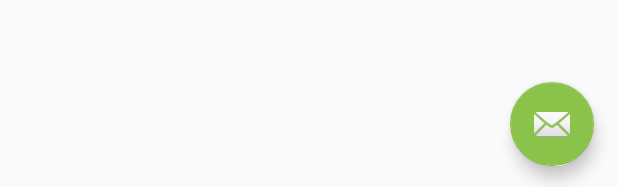
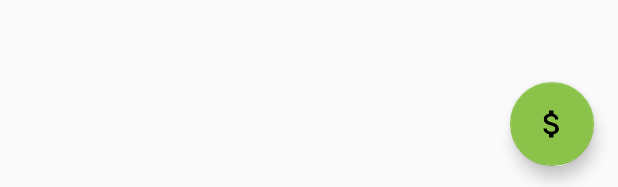
Before and after one commit to wangwindlong/Beauty, an Android app: the layout activity_main.xml on its own in the app's theme, with its tools: preview values and no code run, on a phone screen of 412 x 824 dp. Shown: the part 1046-1233 px from the top of the screen. Run offline under Robolectric (Android 15) with nearby library versions, the phone set to English and light mode, and no system bars.

Commit message:
add donate function

```diff
--- a/app/build.gradle
+++ b/app/build.gradle
@@ -74,4 +74,5 @@ dependencies {
     compile 'com.tbruyelle.rxpermissions:rxpermissions:0.9.0@aar'
     compile 'com.bugtags.library:bugtags-lib:latest.integration'
     compile 'com.artemzin.rxjava:proguard-rules:1.1.0.0'
+    compile 'moe.feng:AlipayZeroSdk:1.1'
 }
--- a/app/src/main/java/com/dante/girls/base/Constants.java
+++ b/app/src/main/java/com/dante/girls/base/Constants.java
@@ -13,4 +13,6 @@ public class Constants {
     public static final String URL = "url";
     public static final String DATA = "data";
     public static final String HAS_HINT = "first_hint";
+    public static final String ALI_PAY = "aex00371u7j5qknwdj0yu11";
+
 }
--- a/app/src/main/res/layout/activity_main.xml
+++ b/app/src/main/res/layout/activity_main.xml
@@ -31,7 +31,7 @@
         android:layout_height="wrap_content"
         android:layout_gravity="top|left"
         android:layout_margin="@dimen/fab_margin"
-        app:srcCompat="@android:drawable/ic_dialog_email"
+        app:srcCompat="@drawable/donate"
         app:layout_anchor="@+id/include"
         app:layout_anchorGravity="bottom|right"/>
 
```
Also changed, not shown: app/src/main/java/com/dante/girls/MainActivity.java (+12 -1 lines), app/src/main/res/drawable/donate.png (added).
